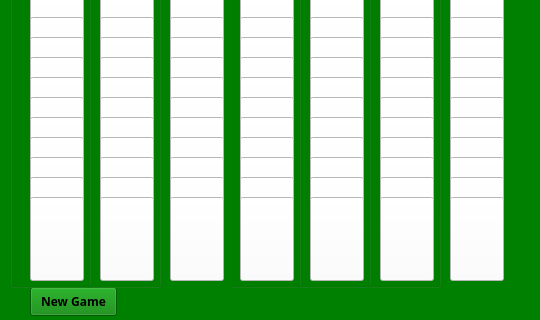
Qt form mainwindow.ui (komplike/PCI) before a commit; both pictures show x 0 to 540 and y 180 to 500 of the 540 by 500 pixel window.
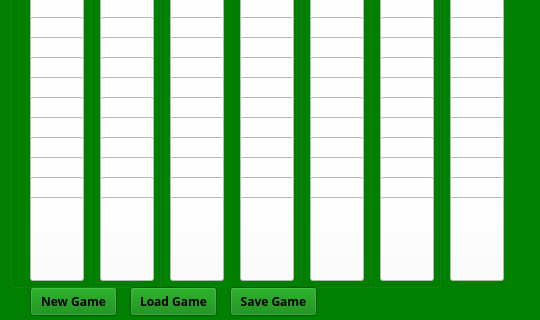
The same form after that commit.

Patch:
```diff
--- a/mainwindow.ui
+++ b/mainwindow.ui
@@ -4126,6 +4126,32 @@
       <string>New Game</string>
      </property>
     </widget>
+    <widget class="QPushButton" name="loadGame">
+     <property name="geometry">
+      <rect>
+       <x>130</x>
+       <y>450</y>
+       <width>87</width>
+       <height>29</height>
+      </rect>
+     </property>
+     <property name="text">
+      <string>Load Game</string>
+     </property>
+    </widget>
+    <widget class="QPushButton" name="saveGame">
+     <property name="geometry">
+      <rect>
+       <x>230</x>
+       <y>450</y>
+       <width>87</width>
+       <height>29</height>
+      </rect>
+     </property>
+     <property name="text">
+      <string>Save Game</string>
+     </property>
+    </widget>
     <zorder>layoutWidget</zorder>
     <zorder>newGame</zorder>
     <zorder>table7</zorder>
@@ -4135,6 +4161,8 @@
     <zorder>table3</zorder>
     <zorder>table2</zorder>
     <zorder>table1</zorder>
+    <zorder>loadGame</zorder>
+    <zorder>saveGame</zorder>
    </widget>
   </widget>
   <widget class="QToolBar" name="mainToolBar">
```
